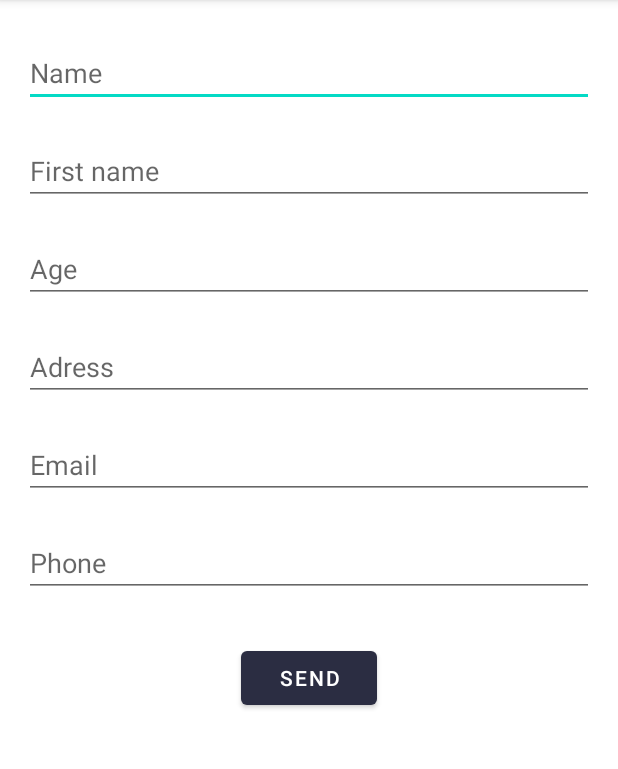
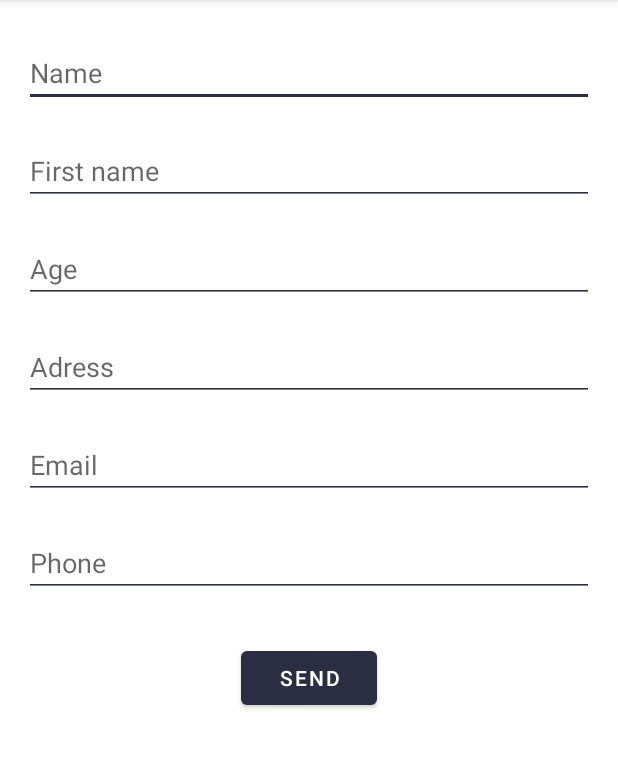
Before and after one commit to TheoG71/FirstJob, an Android app: the FormActivity screen opened directly, with no data from a screen before it, on a phone screen of 412 x 824 dp, the part 84-853 px from its top. Run offline under Robolectric (Android 15) with nearby library versions, the phone set to English and light mode, and no system bars; network calls fail.

Commit message:
add theme and change colors texts for the inputs

```diff
--- a/app/src/main/res/layout/activity_form.xml
+++ b/app/src/main/res/layout/activity_form.xml
@@ -26,8 +26,10 @@
                 android:layout_marginTop="10dp"
                 android:layout_marginBottom="10dp"
                 android:autofillHints=""
+                android:backgroundTint="#2B2D42"
                 android:hint="@string/name"
-                android:inputType="textPersonName" />
+                android:inputType="textPersonName"
+                android:textColor="#8D99AE" />
 
             <EditText
                 android:id="@+id/first_name"
@@ -36,8 +38,10 @@
                 android:layout_marginTop="10dp"
                 android:layout_marginBottom="10dp"
                 android:autofillHints=""
+                android:backgroundTint="#2B2D42"
                 android:hint="@string/first_name"
-                android:inputType="textPersonName" />
+                android:inputType="textPersonName"
+                android:textColor="#8D99AE" />
 
             <EditText
                 android:id="@+id/age"
@@ -46,8 +50,10 @@
                 android:layout_marginTop="10dp"
                 android:layout_marginBottom="10dp"
                 android:autofillHints=""
+                android:backgroundTint="#2B2D42"
                 android:hint="@string/age"
-                android:inputType="number" />
+                android:inputType="number"
+                android:textColor="#8D99AE" />
 
             <EditText
                 android:id="@+id/location"
@@ -56,8 +62,10 @@
                 android:layout_marginTop="10dp"
                 android:layout_marginBottom="10dp"
                 android:autofillHints=""
+                android:backgroundTint="#2B2D42"
                 android:hint="@string/adress"
-                android:inputType="textPostalAddress" />
+                android:inputType="textPostalAddress"
+                android:textColor="#8D99AE" />
 
             <EditText
                 android:id="@+id/email"
@@ -66,8 +74,10 @@
                 android:layout_marginTop="10dp"
                 android:layout_marginBottom="10dp"
                 android:autofillHints=""
+                android:backgroundTint="#2B2D42"
                 android:hint="@string/email"
-                android:inputType="textEmailAddress" />
+                android:inputType="textEmailAddress"
+                android:textColor="#8D99AE" />
 
             <EditText
                 android:id="@+id/phone"
@@ -76,8 +86,10 @@
                 android:layout_marginTop="10dp"
                 android:layout_marginBottom="10dp"
                 android:autofillHints=""
+                android:backgroundTint="#2B2D42"
                 android:hint="@string/phone"
-                android:inputType="phone" />
+                android:inputType="phone"
+                android:textColor="#8D99AE" />
 
             <Button
                 android:id="@+id/btn_send"
```
